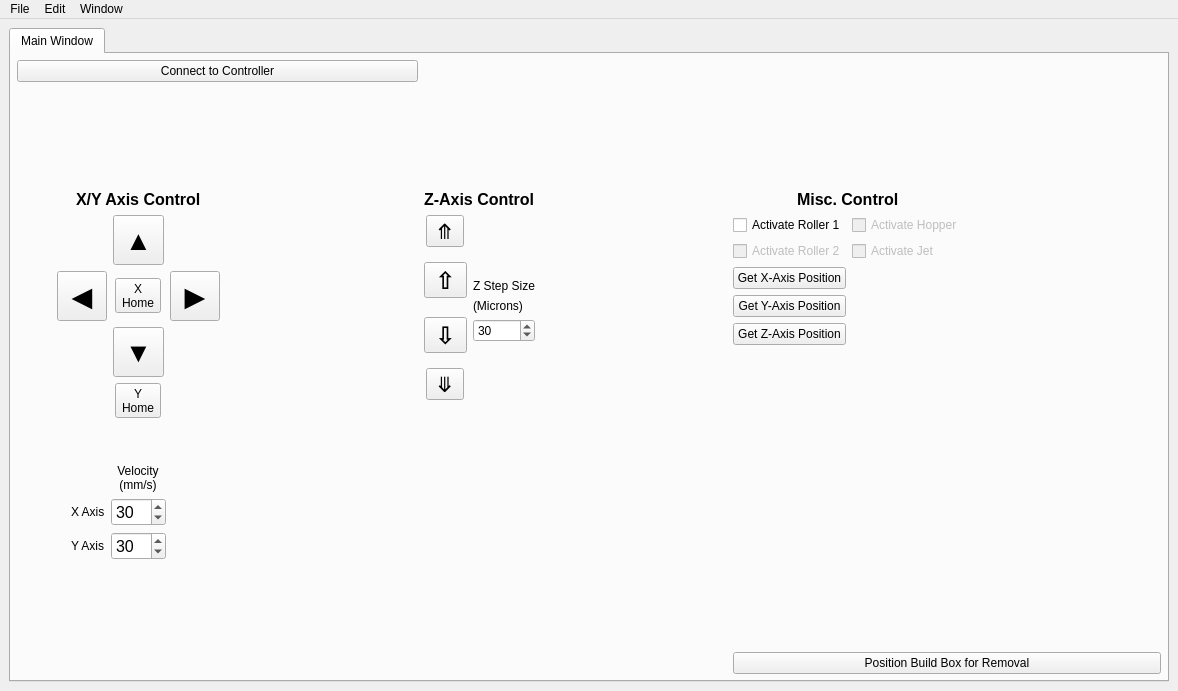
This is src/ui/mainwindow.ui in BYUCreateResearchLab/CREATE_LAB_Binder_Jet_Printer as Qt 5 draws it before an edit. The edited form follows.
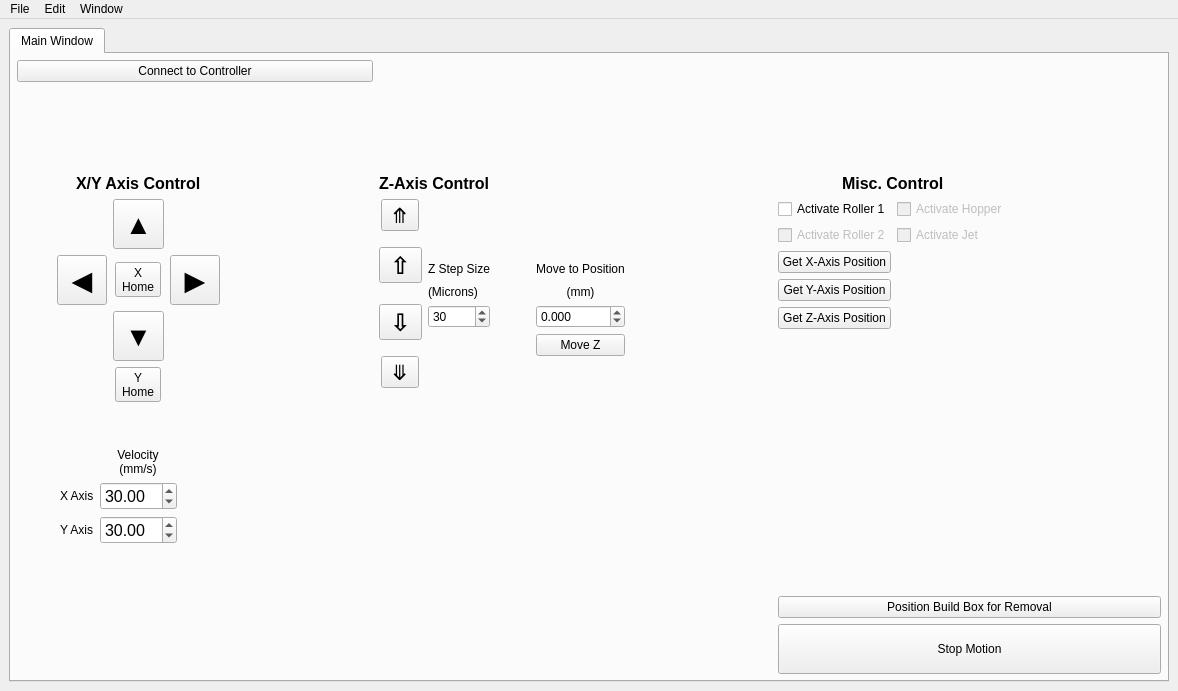
This is the edited form.

Diff of the .ui file:
```diff
--- a/src/ui/mainwindow.ui
+++ b/src/ui/mainwindow.ui
@@ -66,21 +66,6 @@
         </item>
         <item row="5" column="1">
          <layout class="QGridLayout" name="gridLayout_5">
-          <item row="1" column="2">
-           <widget class="QSpinBox" name="xVelocity">
-            <property name="font">
-             <font>
-              <pointsize>12</pointsize>
-             </font>
-            </property>
-            <property name="maximum">
-             <number>200</number>
-            </property>
-            <property name="value">
-             <number>30</number>
-            </property>
-           </widget>
-          </item>
           <item row="1" column="1">
            <widget class="QLabel" name="X_axis">
             <property name="text">
@@ -88,18 +73,6 @@
             </property>
            </widget>
           </item>
-          <item row="2" column="2">
-           <widget class="QSpinBox" name="yVelocity">
-            <property name="font">
-             <font>
-              <pointsize>12</pointsize>
-             </font>
-            </property>
-            <property name="value">
-             <number>30</number>
-            </property>
-           </widget>
-          </item>
           <item row="2" column="1">
            <widget class="QLabel" name="Y_axis">
             <property name="text">
@@ -150,6 +123,42 @@
             </property>
            </spacer>
           </item>
+          <item row="1" column="2">
+           <widget class="QDoubleSpinBox" name="xVelocity">
+            <property name="font">
+             <font>
+              <pointsize>12</pointsize>
+             </font>
+            </property>
+            <property name="minimum">
+             <double>0.010000000000000</double>
+            </property>
+            <property name="maximum">
+             <double>150.000000000000000</double>
+            </property>
+            <property name="value">
+             <double>30.000000000000000</double>
+            </property>
+           </widget>
+          </item>
+          <item row="2" column="2">
+           <widget class="QDoubleSpinBox" name="yVelocity">
+            <property name="font">
+             <font>
+              <pointsize>12</pointsize>
+             </font>
+            </property>
+            <property name="minimum">
+             <double>0.010000000000000</double>
+            </property>
+            <property name="maximum">
+             <double>100.000000000000000</double>
+            </property>
+            <property name="value">
+             <double>30.000000000000000</double>
+            </property>
+           </widget>
+          </item>
          </layout>
         </item>
         <item row="2" column="5">
@@ -270,6 +279,29 @@
         </item>
         <item row="2" column="3" rowspan="3">
          <layout class="QGridLayout" name="gridLayout_2">
+          <item row="2" column="3">
+           <widget class="QLabel" name="label_2">
+            <property name="text">
+             <string>Move to Position</string>
+            </property>
+            <property name="alignment">
+             <set>Qt::AlignCenter</set>
+            </property>
+           </widget>
+          </item>
+          <item row="4" column="3">
+           <widget class="QDoubleSpinBox" name="zAbsoluteMoveSpinBox">
+            <property name="decimals">
+             <number>3</number>
+            </property>
+            <property name="minimum">
+             <double>-15.000000000000000</double>
+            </property>
+            <property name="maximum">
+             <double>15.000000000000000</double>
+            </property>
+           </widget>
+          </item>
           <item row="5" column="1">
            <spacer name="verticalSpacer">
             <property name="orientation">
@@ -283,39 +315,6 @@
             </property>
            </spacer>
           </item>
-          <item row="3" column="1">
-           <widget class="QLabel" name="label_3">
-            <property name="text">
-             <string>(Microns)</string>
-            </property>
-           </widget>
-          </item>
-          <item row="1" column="1">
-           <spacer name="verticalSpacer_7">
-            <property name="orientation">
-             <enum>Qt::Vertical</enum>
-            </property>
-            <property name="sizeHint" stdset="0">
-             <size>
-              <width>20</width>
-              <height>40</height>
-             </size>
-            </property>
-           </spacer>
-          </item>
-          <item row="4" column="1">
-           <widget class="QSpinBox" name="zStepSize">
-            <property name="minimum">
-             <number>1</number>
-            </property>
-            <property name="maximum">
-             <number>15000</number>
-            </property>
-            <property name="value">
-             <number>30</number>
-            </property>
-           </widget>
-          </item>
           <item row="1" column="0" rowspan="5">
            <layout class="QVBoxLayout" name="verticalLayout">
             <property name="spacing">
@@ -373,6 +372,13 @@
             </item>
            </layout>
           </item>
+          <item row="5" column="3" alignment="Qt::AlignTop">
+           <widget class="QPushButton" name="zAbsoluteMoveButton">
+            <property name="text">
+             <string>Move Z</string>
+            </property>
+           </widget>
+          </item>
           <item row="2" column="1">
            <widget class="QLabel" name="label">
             <property name="text">
@@ -380,8 +386,8 @@
             </property>
            </widget>
           </item>
-          <item row="6" column="1">
-           <spacer name="verticalSpacer_8">
+          <item row="1" column="1">
+           <spacer name="verticalSpacer_7">
             <property name="orientation">
              <enum>Qt::Vertical</enum>
             </property>
@@ -406,6 +412,62 @@
             </property>
            </widget>
           </item>
+          <item row="4" column="1">
+           <widget class="QSpinBox" name="zStepSize">
+            <property name="minimum">
+             <number>1</number>
+            </property>
+            <property name="maximum">
+             <number>15000</number>
+            </property>
+            <property name="value">
+             <number>30</number>
+            </property>
+           </widget>
+          </item>
+          <item row="3" column="1">
+           <widget class="QLabel" name="label_3">
+            <property name="text">
+             <string>(Microns)</string>
+            </property>
+           </widget>
+          </item>
+          <item row="6" column="1">
+           <spacer name="verticalSpacer_8">
+            <property name="orientation">
+             <enum>Qt::Vertical</enum>
+            </property>
+            <property name="sizeHint" stdset="0">
+             <size>
+              <width>20</width>
+              <height>40</height>
+             </size>
+            </property>
+           </spacer>
+          </item>
+          <item row="3" column="3">
+           <widget class="QLabel" name="label_7">
+            <property name="text">
+             <string>(mm)</string>
+            </property>
+            <property name="alignment">
+             <set>Qt::AlignCenter</set>
+            </property>
+           </widget>
+          </item>
+          <item row="2" column="2">
+           <spacer name="horizontalSpacer_7">
+            <property name="orientation">
+             <enum>Qt::Horizontal</enum>
+            </property>
+            <property name="sizeHint" stdset="0">
+             <size>
+              <width>40</width>
+              <height>20</height>
+             </size>
+            </property>
+           </spacer>
+          </item>
          </layout>
         </item>
         <item row="8" column="5" colspan="2">
@@ -430,6 +492,15 @@
             </property>
            </spacer>
           </item>
+          <item row="2" column="0" colspan="2">
+           <widget class="QPushButton" name="stopMotionButton">
+            <property name="text">
+             <string>
+Stop Motion
+</string>
+            </property>
+           </widget>
+          </item>
          </layout>
         </item>
         <item row="2" column="4">
```
